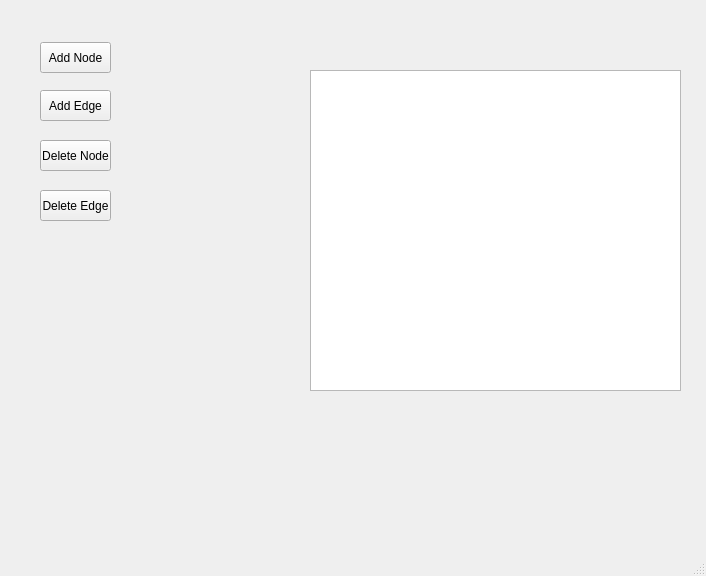
This is main.ui in darkhunterLearning/Statistical-Learning-Project as Qt 5 draws it before an edit. The edited form follows.
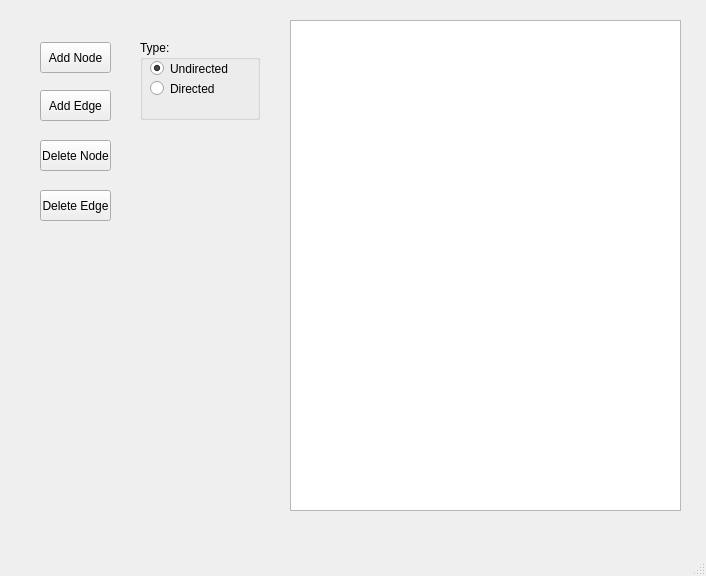
This is the edited form.

Commit message: update add edge feature

What changed in the file:
```diff
--- a/main.ui
+++ b/main.ui
@@ -17,10 +17,10 @@
    <widget class="QGraphicsView" name="graphicsView">
     <property name="geometry">
      <rect>
-      <x>310</x>
-      <y>70</y>
-      <width>371</width>
-      <height>321</height>
+      <x>290</x>
+      <y>20</y>
+      <width>391</width>
+      <height>491</height>
      </rect>
     </property>
     <property name="mouseTracking">
@@ -79,6 +79,48 @@
      <string>Delete Edge</string>
     </property>
    </widget>
+   <widget class="QGroupBox" name="grb_graph_type">
+    <property name="geometry">
+     <rect>
+      <x>140</x>
+      <y>40</y>
+      <width>120</width>
+      <height>80</height>
+     </rect>
+    </property>
+    <property name="title">
+     <string>Type:</string>
+    </property>
+    <widget class="QRadioButton" name="rbtn_undirected">
+     <property name="geometry">
+      <rect>
+       <x>10</x>
+       <y>20</y>
+       <width>82</width>
+       <height>17</height>
+      </rect>
+     </property>
+     <property name="text">
+      <string>Undirected</string>
+     </property>
+     <property name="checked">
+      <bool>true</bool>
+     </property>
+    </widget>
+    <widget class="QRadioButton" name="rbtn_directed">
+     <property name="geometry">
+      <rect>
+       <x>10</x>
+       <y>40</y>
+       <width>82</width>
+       <height>17</height>
+      </rect>
+     </property>
+     <property name="text">
+      <string>Directed</string>
+     </property>
+    </widget>
+   </widget>
   </widget>
   <widget class="QMenuBar" name="menubar">
    <property name="geometry">
```
The commit also changes 1 other file.
